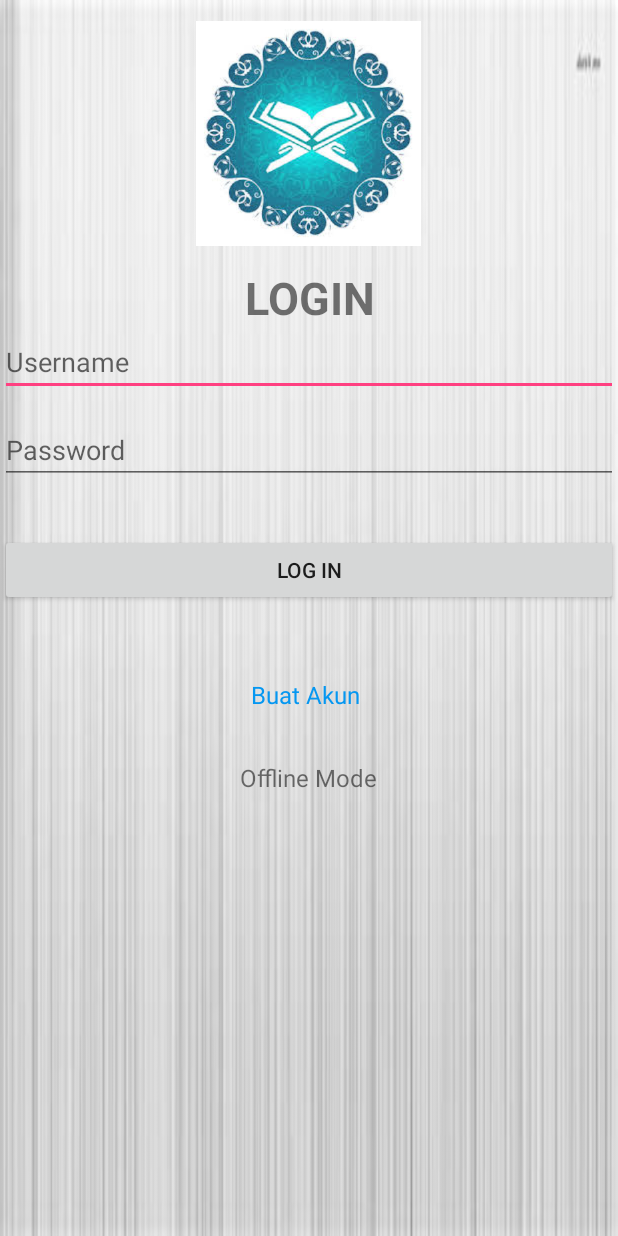
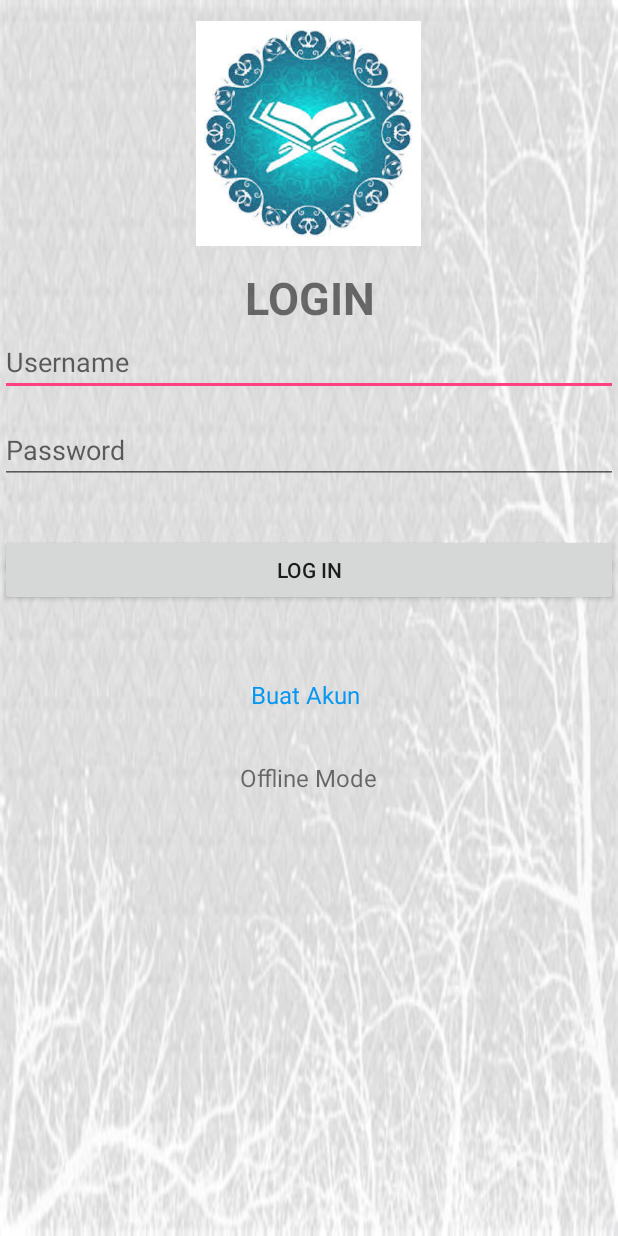
Before and after one commit to hdmonster/MyKhatamulQuranBeta, an Android app: the LoginActivity screen opened directly, with no data from a screen before it, on a phone screen of 412 x 824 dp. Run offline under Robolectric (Android 15) with nearby library versions, the phone set to English and light mode, and no system bars.

Commit message:
Linked 70%

```diff
--- a/app/src/main/res/layout/activity_start_offline.xml
+++ b/app/src/main/res/layout/activity_start_offline.xml
@@ -4,6 +4,7 @@
     xmlns:tools="http://schemas.android.com/tools"
     android:layout_width="match_parent"
     android:layout_height="match_parent"
+    android:background="@drawable/th"
     tools:context="genius.mykhatamulquranbeta.startOfflineActivity">
 
     <Button
--- a/app/src/main/res/layout/login_activity.xml
+++ b/app/src/main/res/layout/login_activity.xml
@@ -4,7 +4,7 @@
     android:id="@+id/activity_main"
     android:layout_width="match_parent"
     android:layout_height="match_parent"
-    android:background="@drawable/white"
+    android:background="@drawable/leaf"
     tools:context="genius.mykhatamulquranbeta.startOfflineActivity">
 
 
```
Also changed, not shown: app/src/main/res/drawable/leaf.jpg (added).
